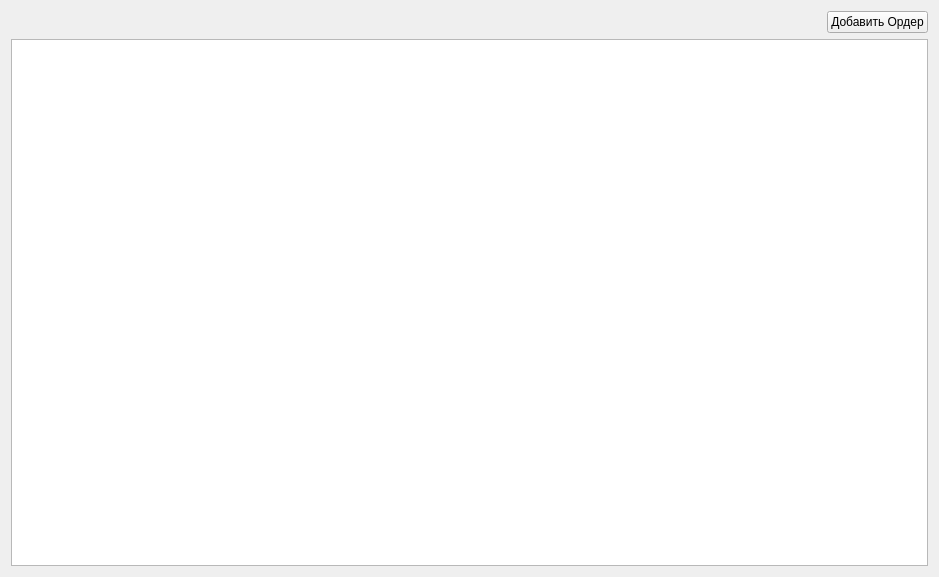
This is Modules/Orders/View/MainFormOrders/mainorderform.ui in Sakton/CONVEYANCE_Q as Qt 5 draws it before an edit. The edited form follows.
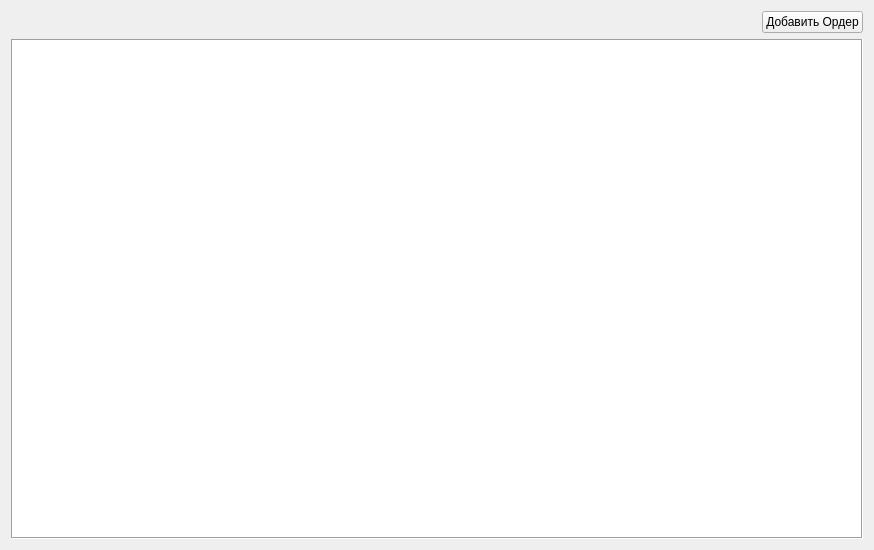
This is the edited form.

```diff
--- a/Modules/Orders/View/MainFormOrders/mainorderform.ui
+++ b/Modules/Orders/View/MainFormOrders/mainorderform.ui
@@ -6,8 +6,8 @@
    <rect>
     <x>0</x>
     <y>0</y>
-    <width>939</width>
-    <height>577</height>
+    <width>874</width>
+    <height>550</height>
    </rect>
   </property>
   <property name="windowTitle">
@@ -41,7 +41,55 @@
       </layout>
      </item>
      <item>
-      <widget class="QTableView" name="tableViewOrders"/>
+      <widget class="QTableView" name="tableViewOrders">
+       <property name="font">
+        <font>
+         <family>Verdana</family>
+         <pointsize>10</pointsize>
+         <weight>75</weight>
+         <bold>true</bold>
+        </font>
+       </property>
+       <property name="frameShape">
+        <enum>QFrame::Box</enum>
+       </property>
+       <property name="frameShadow">
+        <enum>QFrame::Sunken</enum>
+       </property>
+       <property name="sizeAdjustPolicy">
+        <enum>QAbstractScrollArea::AdjustToContents</enum>
+       </property>
+       <property name="editTriggers">
+        <set>QAbstractItemView::NoEditTriggers</set>
+       </property>
+       <property name="dragEnabled">
+        <bool>true</bool>
+       </property>
+       <property name="dragDropMode">
+        <enum>QAbstractItemView::NoDragDrop</enum>
+       </property>
+       <property name="defaultDropAction">
+        <enum>Qt::IgnoreAction</enum>
+       </property>
+       <property name="alternatingRowColors">
+        <bool>true</bool>
+       </property>
+       <property name="selectionMode">
+        <enum>QAbstractItemView::ExtendedSelection</enum>
+       </property>
+       <property name="selectionBehavior">
+        <enum>QAbstractItemView::SelectRows</enum>
+       </property>
+       <property name="sortingEnabled">
+        <bool>true</bool>
+       </property>
+       <attribute name="horizontalHeaderShowSortIndicator" stdset="0">
+        <bool>false</bool>
+       </attribute>
+       <attribute name="verticalHeaderShowSortIndicator" stdset="0">
+        <bool>false</bool>
+       </attribute>
+      </widget>
      </item>
     </layout>
    </item>
```
